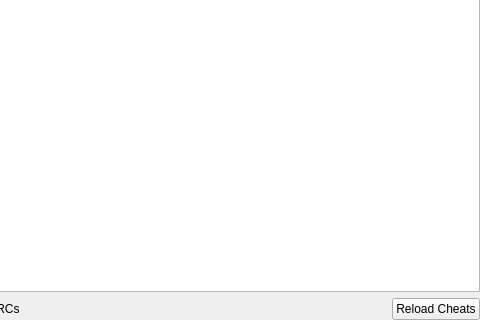
This is pcsx2-qt/Settings/GameCheatSettingsWidget.ui in ARMSX2/ARMSX2 as Qt 5 draws it before an edit; both pictures show x 220 to 700 and y 280 to 600 of the 700 by 600 pixel window. The edited form follows.
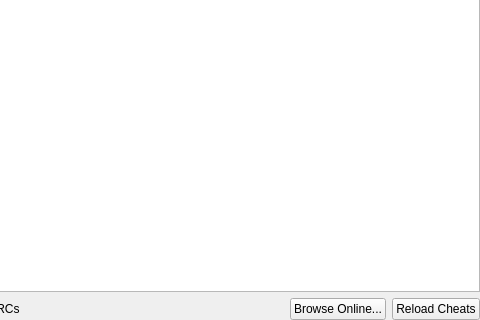
This is the edited form.

Commit message: Qt UI: Browse Online on the Patches and Cheats pages searches the community repositories and installs what the player ticks

```diff
--- a/pcsx2-qt/Settings/GameCheatSettingsWidget.ui
+++ b/pcsx2-qt/Settings/GameCheatSettingsWidget.ui
@@ -110,6 +110,13 @@
        </property>
       </spacer>
      </item>
+     <item>
+      <widget class="QPushButton" name="browseOnlineCheats">
+       <property name="text">
+        <string>Browse Online...</string>
+       </property>
+      </widget>
+     </item>
      <item>
       <widget class="QPushButton" name="reloadCheats">
        <property name="text">
```
Left out of the diff: 1 changed line with no effect on the pictures. The commit also changes 9 other files.
